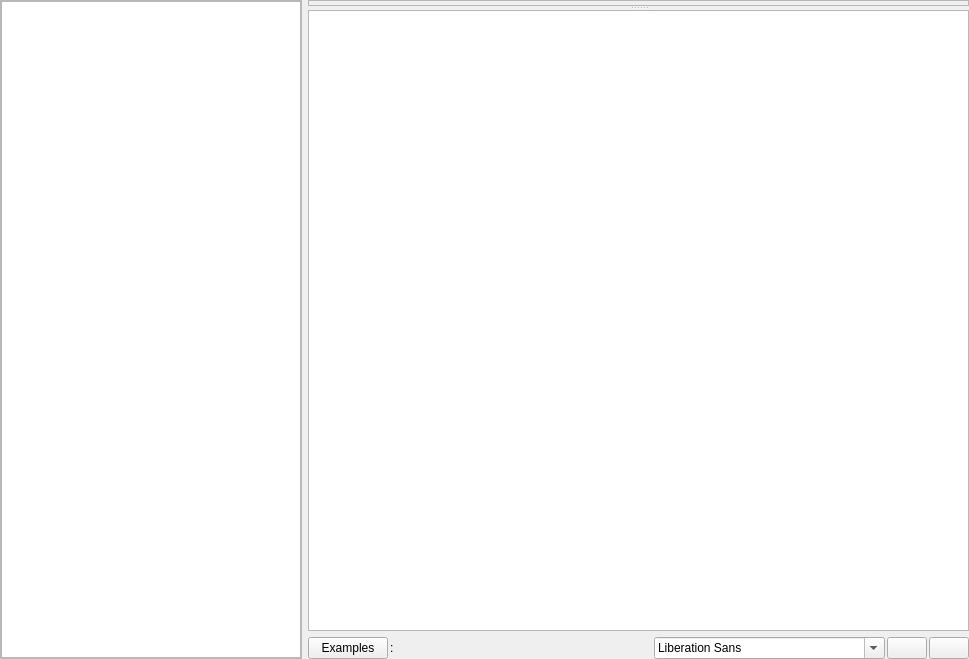
The window that eyes17/layouts/blockly_layout.ui (expeyes/expeyes-programs) describes before a commit, drawn with Qt 5.
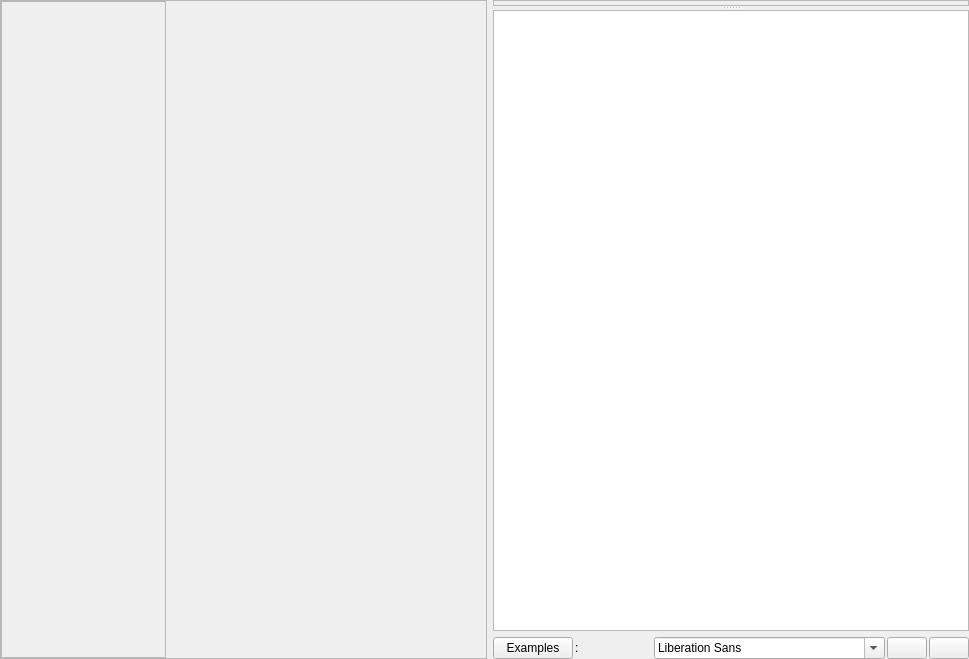
The same window after the commit. Icons and pictures are not drawn.

The edit to the form file:
```diff
--- a/eyes17/layouts/blockly_layout.ui
+++ b/eyes17/layouts/blockly_layout.ui
@@ -167,7 +167,7 @@
      </widget>
      <widget class="QPlainTextEdit" name="editor">
       <property name="sizePolicy">
-       <sizepolicy hsizetype="Expanding" vsizetype="Maximum">
+       <sizepolicy hsizetype="Expanding" vsizetype="Preferred">
         <horstretch>0</horstretch>
         <verstretch>0</verstretch>
        </sizepolicy>
@@ -195,7 +195,7 @@
      <property name="frameShadow">
       <enum>QFrame::Raised</enum>
      </property>
-     <layout class="QVBoxLayout" name="verticalLayout">
+     <layout class="QHBoxLayout" name="horizontalLayout">
       <property name="spacing">
        <number>0</number>
       </property>
@@ -212,29 +212,162 @@
        <number>0</number>
       </property>
       <item>
-       <widget class="QTreeWidget" name="directoryBrowser">
+       <widget class="QScrollArea" name="scrollArea">
+        <property name="sizePolicy">
+         <sizepolicy hsizetype="MinimumExpanding" vsizetype="Expanding">
+          <horstretch>0</horstretch>
+          <verstretch>0</verstretch>
+         </sizepolicy>
+        </property>
         <property name="minimumSize">
          <size>
-          <width>300</width>
+          <width>165</width>
           <height>0</height>
          </size>
         </property>
-        <property name="font">
-         <font>
-          <pointsize>13</pointsize>
-         </font>
+        <property name="horizontalScrollBarPolicy">
+         <enum>Qt::ScrollBarAlwaysOff</enum>
         </property>
-        <attribute name="headerVisible">
-         <bool>false</bool>
-        </attribute>
-        <attribute name="headerHighlightSections">
+        <property name="sizeAdjustPolicy">
+         <enum>QAbstractScrollArea::AdjustToContentsOnFirstShow</enum>
+        </property>
+        <property name="widgetResizable">
          <bool>true</bool>
-        </attribute>
-        <column>
-         <property name="text">
-          <string>&gt;</string>
+        </property>
+        <property name="alignment">
+         <set>Qt::AlignLeading|Qt::AlignLeft|Qt::AlignTop</set>
+        </property>
+        <widget class="QWidget" name="scrollAreaWidgetContents">
+         <property name="geometry">
+          <rect>
+           <x>0</x>
+           <y>0</y>
+           <width>163</width>
+           <height>655</height>
+          </rect>
          </property>
-        </column>
+         <property name="sizePolicy">
+          <sizepolicy hsizetype="MinimumExpanding" vsizetype="Preferred">
+           <horstretch>0</horstretch>
+           <verstretch>0</verstretch>
+          </sizepolicy>
+         </property>
+         <property name="class" stdset="0">
+          <string>cat-scroll</string>
+         </property>
+         <layout class="QVBoxLayout" name="categoryLayout">
+          <property name="spacing">
+           <number>8</number>
+          </property>
+          <property name="leftMargin">
+           <number>8</number>
+          </property>
+          <property name="topMargin">
+           <number>8</number>
+          </property>
+          <property name="rightMargin">
+           <number>8</number>
+          </property>
+          <property name="bottomMargin">
+           <number>8</number>
+          </property>
+         </layout>
+        </widget>
+       </widget>
+      </item>
+      <item>
+       <widget class="QScrollArea" name="subcatScroll">
+        <property name="sizePolicy">
+         <sizepolicy hsizetype="Maximum" vsizetype="MinimumExpanding">
+          <horstretch>0</horstretch>
+          <verstretch>0</verstretch>
+         </sizepolicy>
+        </property>
+        <property name="minimumSize">
+         <size>
+          <width>320</width>
+          <height>0</height>
+         </size>
+        </property>
+        <property name="frameShape">
+         <enum>QFrame::NoFrame</enum>
+        </property>
+        <property name="frameShadow">
+         <enum>QFrame::Plain</enum>
+        </property>
+        <property name="horizontalScrollBarPolicy">
+         <enum>Qt::ScrollBarAlwaysOff</enum>
+        </property>
+        <property name="sizeAdjustPolicy">
+         <enum>QAbstractScrollArea::AdjustIgnored</enum>
+        </property>
+        <property name="widgetResizable">
+         <bool>true</bool>
+        </property>
+        <property name="alignment">
+         <set>Qt::AlignLeading|Qt::AlignLeft|Qt::AlignTop</set>
+        </property>
+        <property name="class" stdset="0">
+         <string>dirframe</string>
+        </property>
+        <widget class="QWidget" name="scrollAreaWidgetContents_2">
+         <property name="geometry">
+          <rect>
+           <x>0</x>
+           <y>0</y>
+           <width>320</width>
+           <height>657</height>
+          </rect>
+         </property>
+         <property name="sizePolicy">
+          <sizepolicy hsizetype="Preferred" vsizetype="MinimumExpanding">
+           <horstretch>0</horstretch>
+           <verstretch>0</verstretch>
+          </sizepolicy>
+         </property>
+         <property name="class" stdset="0">
+          <string>subcat-scroll</string>
+         </property>
+         <layout class="QVBoxLayout" name="subcategoryLayout">
+          <property name="spacing">
+           <number>9</number>
+          </property>
+          <property name="sizeConstraint">
+           <enum>QLayout::SetMaximumSize</enum>
+          </property>
+          <property name="leftMargin">
+           <number>8</number>
+          </property>
+          <property name="topMargin">
+           <number>5</number>
+          </property>
+          <property name="rightMargin">
+           <number>5</number>
+          </property>
+          <property name="bottomMargin">
+           <number>5</number>
+          </property>
+          <item>
+           <widget class="QLabel" name="subcategoryLabel">
+            <property name="maximumSize">
+             <size>
+              <width>16777215</width>
+              <height>30</height>
+             </size>
+            </property>
+            <property name="styleSheet">
+             <string notr="true">color:#155; font: 475 11pt;</string>
+            </property>
+            <property name="text">
+             <string/>
+            </property>
+            <property name="alignment">
+             <set>Qt::AlignCenter</set>
+            </property>
+           </widget>
+          </item>
+         </layout>
+        </widget>
        </widget>
       </item>
      </layout>
```
Left out of the diff: 16 changed lines with no effect on the pictures.
